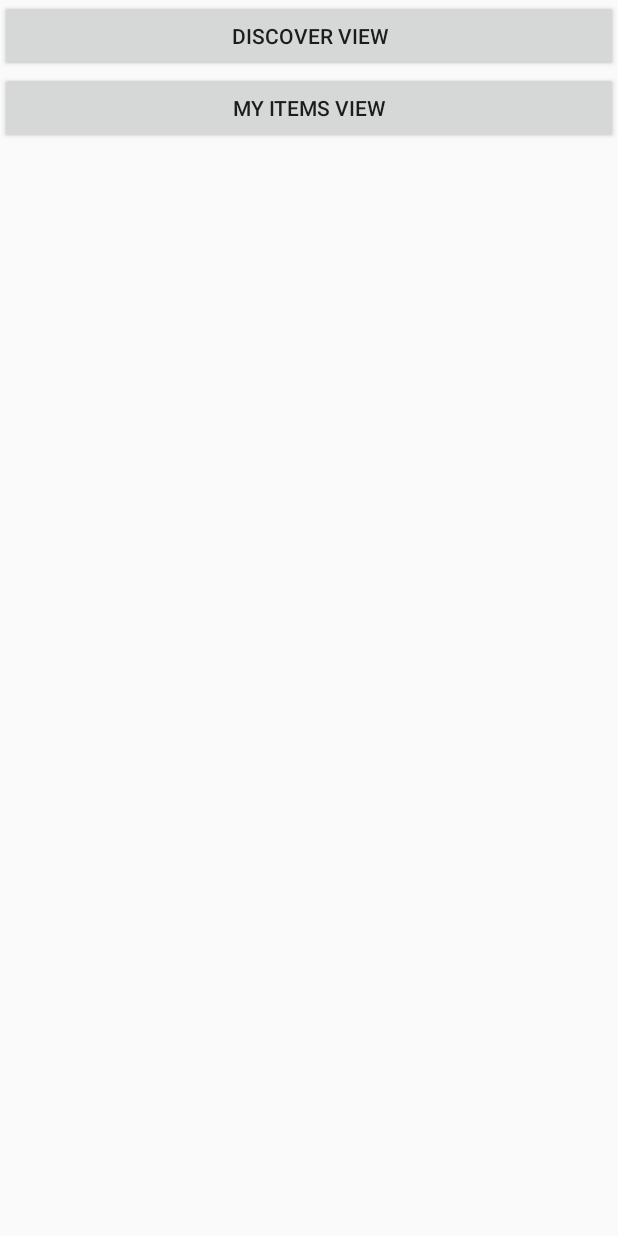
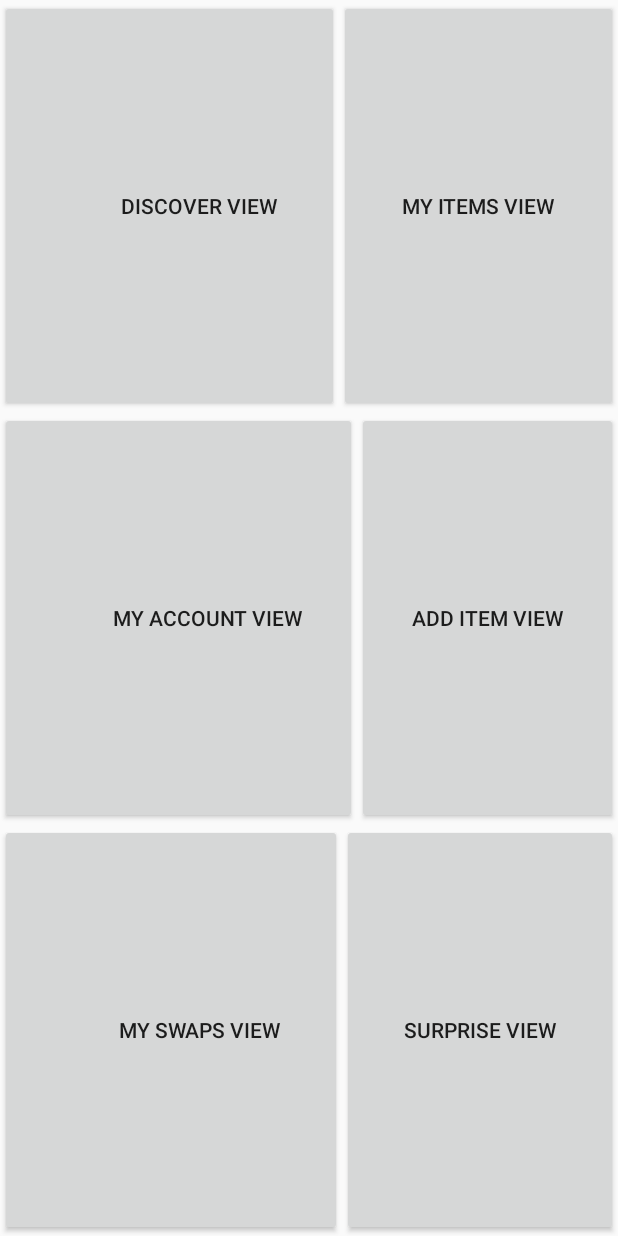
Before and after one commit to KyrietS/TapSwap, an Android app: the screen it shows after launch (MainActivity before the commit, DashboardActivity after it), on a phone screen of 412 x 824 dp. Run offline under Robolectric (Android 15) with nearby library versions, the phone set to English and light mode, and no system bars.

Commit message:
add splash screen and draft of the app dashboard

```diff
--- /dev/null
+++ b/app/src/main/java/mwo/lab/tapswap/AddItemActivity.kt
@@ -0,0 +1,4 @@
+package mwo.lab.tapswap
+
+class AddItemActivity {
+}
--- /dev/null
+++ b/app/src/main/java/mwo/lab/tapswap/LaunchScreenActivity.kt
@@ -0,0 +1,18 @@
+package mwo.lab.tapswap;
+
+import android.content.Intent;
+import android.support.v7.app.AppCompatActivity;
+import android.os.Bundle;
+
+public class LaunchScreenActivity : AppCompatActivity() {
+
+    override fun onCreate(savedInstanceState: Bundle?) {
+        super.onCreate(savedInstanceState);
+        setContentView(R.layout.activity_launch_screen)
+
+        val intent = Intent(this,
+                DashboardActivity::class.java)
+        startActivity(intent)
+        finish()
+    }
+}
--- /dev/null
+++ b/app/src/main/java/mwo/lab/tapswap/MyAccountActivity.kt
@@ -0,0 +1,4 @@
+package mwo.lab.tapswap
+
+class MyAccountActivity {
+}
--- /dev/null
+++ b/app/src/main/java/mwo/lab/tapswap/MySwapsActivity.kt
@@ -0,0 +1,4 @@
+package mwo.lab.tapswap
+
+class MySwapsActivity {
+}
--- /dev/null
+++ b/app/src/main/java/mwo/lab/tapswap/WhateverActivity.kt
@@ -0,0 +1,4 @@
+package mwo.lab.tapswap
+
+class WhateverActivity {
+}
--- /dev/null
+++ b/app/src/main/res/drawable/launch_screen_background.xml
@@ -0,0 +1,12 @@
+<?xml version="1.0" encoding="utf-8"?>
+<layer-list xmlns:android="http://schemas.android.com/apk/res/android" android:layout_height="match_parent" android:layout_width="match_parent">
+
+    <item android:drawable="@color/colorPrimary"/>
+
+    <!-- Set the Background Image-->
+    <item android:gravity="center" android:width="500dp" android:height="700dp">
+        <bitmap
+                android:gravity="fill_horizontal|fill_vertical"
+                android:src="@drawable/tapswap_launch_screen"/>
+    </item>
+</layer-list>
--- /dev/null
+++ b/app/src/main/res/layout/activity_dashboard.xml
@@ -0,0 +1,85 @@
+<?xml version="1.0" encoding="utf-8"?>
+<LinearLayout xmlns:android="http://schemas.android.com/apk/res/android"
+        android:layout_width="fill_parent"
+        android:layout_height="fill_parent"
+        android:orientation="vertical" >
+
+    <LinearLayout
+            android:layout_width="match_parent"
+            android:layout_height="0dip"
+            android:layout_weight="0.25"
+            android:orientation="horizontal">
+
+        <Button
+                android:id="@+id/button1"
+                android:layout_width="wrap_content"
+                android:layout_height="match_parent"
+                android:layout_weight="0.5"
+                android:onClick="discoverOnClick"
+                android:paddingLeft="50dp"
+
+                android:text="Discover View" />
+
+        <Button
+                android:id="@+id/button2"
+                android:layout_width="wrap_content"
+                android:layout_height="match_parent"
+                android:layout_weight="0.5"
+                android:onClick="myItemsOnClick"
+
+                android:text="My Items View" />
+    </LinearLayout>
+
+    <LinearLayout
+            android:layout_width="match_parent"
+            android:layout_height="0dip"
+            android:layout_weight="0.25"
+            android:orientation="horizontal"
+            >
+
+        <Button
+                android:id="@+id/button3"
+                android:layout_width="wrap_content"
+                android:layout_height="match_parent"
+                android:layout_weight="0.5"
+                android:onClick="myAccountOnClick"
+                android:paddingLeft="50dp"
+
+                android:text="My Account View" />
+
+        <Button
+                android:id="@+id/button4"
+                android:layout_width="wrap_content"
+                android:layout_height="match_parent"
+                android:layout_weight="0.5"
+                android:onClick="addItemOnClick"
+
+                android:text="Add Item View" />
+    </LinearLayout>
+    <LinearLayout
+            android:layout_width="match_parent"
+            android:layout_height="0dip"
+            android:layout_weight="0.25"
+            android:orientation="horizontal" >
+
+        <Button
+                android:id="@+id/button5"
+                android:layout_width="wrap_content"
+                android:layout_height="match_parent"
+                android:layout_weight="0.5"
+                android:onClick="mySwapsOnClick"
+                android:paddingLeft="50dp"
+
+                android:text="My Swaps View" />
+
+        <Button
+                android:id="@+id/button6"
+                android:layout_width="wrap_content"
+                android:layout_height="match_parent"
+                android:layout_weight="0.5"
+                android:onClick="whateverOnClick"
+
+                android:text="Surprise View" />
+    </LinearLayout>
+
+</LinearLayout>
--- a/app/src/main/res/values/styles.xml
+++ b/app/src/main/res/values/styles.xml
@@ -9,4 +9,9 @@
         <item name="colorAccent">@color/colorAccent</item>
     </style>
 
+    <!--Style for Splash Screen-->
+    <style name="LaunchScreenTheme" parent="Theme.AppCompat.Light.DarkActionBar">
+        <item name ="android:windowBackground"> @drawable/launch_screen_background</item>
+    </style>
+
 </resources>
```
Also changed, not shown: app/src/main/AndroidManifest.xml (+9 -1 lines), app/src/main/java/mwo/lab/tapswap/DashboardActivity.kt (added, +47 -0 lines), app/src/main/res/layout/activity_launch_screen.xml (added, +9 -0 lines), app/src/main/res/drawable/tapswap_launch_screen.png (added).
